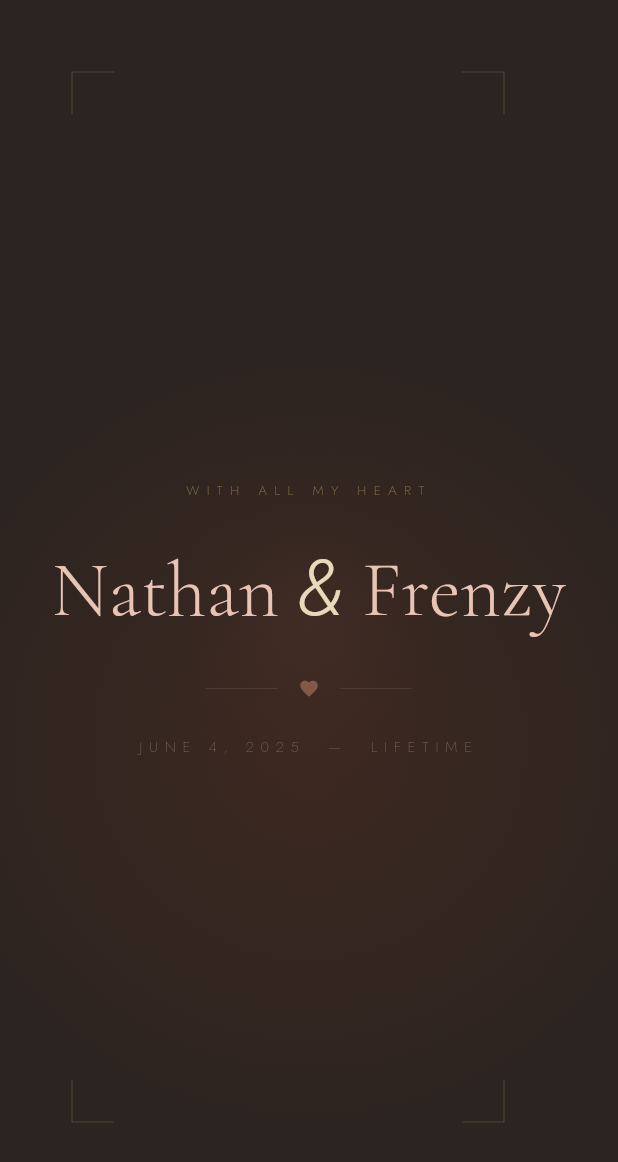
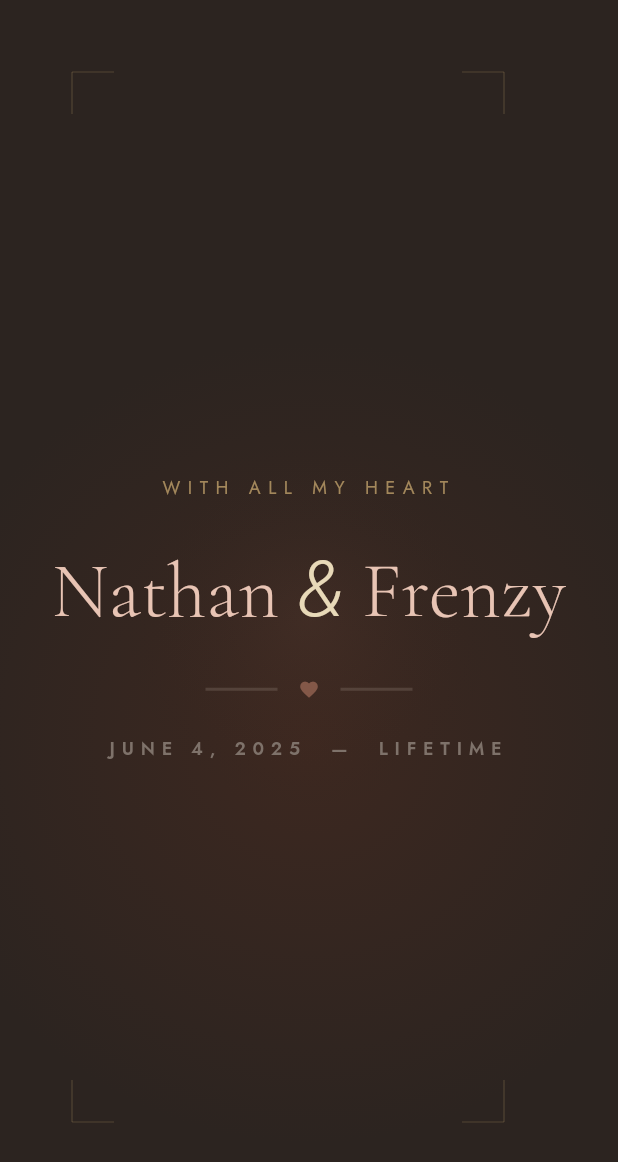
Before and after one commit to neyytann/anniversary, a Flutter app: the FooterSection widget shown alone on an empty page, opened directly, on a phone screen of 412 x 824 dp. Shown: the top 1162 px of the screen. Run offline on Flutter 3.47's test engine with Material 3 defaults, Android fonts, the phone set to English and light mode, and no system bars; our stand-ins replace google_fonts.

Commit message:
update: visuals

```diff
--- a/lib/widgets/countdown_section.dart
+++ b/lib/widgets/countdown_section.dart
@@ -114,10 +114,10 @@
                     Text(
                       'MARK YOUR CALENDAR',
                       style: GoogleFonts.jost(
-                        fontSize: 10,
-                        fontWeight: FontWeight.w200,
+                        fontSize: 12,
+                        fontWeight: FontWeight.w300,
                         letterSpacing: 5.5,
-                        color: AppColors.gold,
+                        color: const Color.fromARGB(255, 0, 0, 0),
                       ),
                       textAlign: TextAlign.center,
                     ),
@@ -210,13 +210,13 @@
                         horizontal: 32, vertical: 14),
                     decoration: BoxDecoration(
                       border: Border.all(
-                          color: AppColors.gold.withOpacity(0.5), width: 0.5),
+                          color: AppColors.gold.withOpacity(0.7), width: 0.5),
                     ),
                     child: Text(
                       'JUNE  4,  2026',
                       style: GoogleFonts.jost(
                         fontSize: 11,
-                        fontWeight: FontWeight.w200,
+                        fontWeight: FontWeight.w300,
                         letterSpacing: 6,
                         color: AppColors.roseDeep,
                       ),
@@ -398,9 +398,9 @@
             textAlign: TextAlign.center,
             style: GoogleFonts.jost(
               fontSize: 8.5,
-              fontWeight: FontWeight.w200,
+              fontWeight: FontWeight.w400,
               letterSpacing: 3,
-              color: AppColors.muted,
+              color: const Color.fromARGB(255, 66, 62, 62),
             ),
           ),
         ],
--- a/lib/widgets/footer_section.dart
+++ b/lib/widgets/footer_section.dart
@@ -56,8 +56,8 @@ class FooterSection extends StatelessWidget {
                 Text(
                   'WITH ALL MY HEART',
                   style: GoogleFonts.jost(
-                    fontSize: 9, fontWeight: FontWeight.w200,
-                    letterSpacing: 5, color: AppColors.gold.withOpacity(0.6),
+                    fontSize: 12, fontWeight: FontWeight.w400,
+                    letterSpacing: 5, color: AppColors.gold.withOpacity(0.8),
                   ),
                   textAlign: TextAlign.center,
                 ),
@@ -92,13 +92,13 @@ class FooterSection extends StatelessWidget {
                 Row(
                   mainAxisAlignment: MainAxisAlignment.center,
                   children: [
-                    Container(width: 48, height: 0.5,
+                    Container(width: 48, height: 2,
                         color: AppColors.muted.withOpacity(0.4)),
                     const SizedBox(width: 14),
                     Icon(Icons.favorite,
                         color: AppColors.rose.withOpacity(0.5), size: 14),
                     const SizedBox(width: 14),
-                    Container(width: 48, height: 0.5,
+                    Container(width: 48, height: 2,
                         color: AppColors.muted.withOpacity(0.4)),
                   ],
                 ),
@@ -108,8 +108,8 @@ class FooterSection extends StatelessWidget {
                 Text(
                   'JUNE 4, 2025  —  LIFETIME',
                   style: GoogleFonts.jost(
-                    fontSize: 10, fontWeight: FontWeight.w200,
-                    letterSpacing: 4.5, color: AppColors.muted,
+                    fontSize: 12, fontWeight: FontWeight.w600,
+                    letterSpacing: 4.5, color: const Color.fromARGB(255, 126, 114, 106),
                   ),
                   textAlign: TextAlign.center,
                 ),
--- a/lib/widgets/letter_section.dart
+++ b/lib/widgets/letter_section.dart
@@ -182,9 +182,9 @@ class LetterSection extends StatelessWidget {
                       Text(
                         'FROM THE HEART',
                         style: GoogleFonts.jost(
-                          fontSize: 10,
-                          fontWeight: FontWeight.w200,
-                          letterSpacing: 5.5,
+                          fontSize: 12,
+                          fontWeight: FontWeight.w600,
+                          letterSpacing: 3.5,
                           color: AppColors.gold,
                         ),
                         textAlign: TextAlign.center,
--- a/lib/widgets/video_gallery_section.dart
+++ b/lib/widgets/video_gallery_section.dart
@@ -112,9 +112,9 @@ class VideoGallerySection extends StatelessWidget {
               Padding(
                 padding: const EdgeInsets.only(bottom: 20, top: 12),
                 child: Text(
-                  '✦  our memories ✦',
+                  '✦  enjoy the film ✦',
                   style: GoogleFonts.cormorantGaramond(
-                    fontSize: 11,
+                    fontSize: 13,
                     fontStyle: FontStyle.italic,
                     color: const Color.fromARGB(255, 0, 0, 0).withOpacity(0.6),
                   ),
```
Also changed, not shown: lib/screens/home_screen.dart (+95 -41 lines), lib/widgets/gallery_section.dart (+10 -10 lines), lib/widgets/timeline_section.dart (+18 -13 lines).
